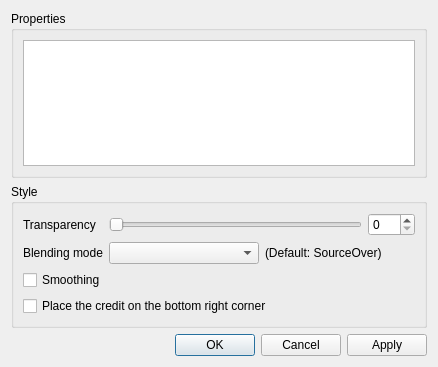
Qt form propertiesdialog.ui (minorua/TileLayerPlugin) before a commit.
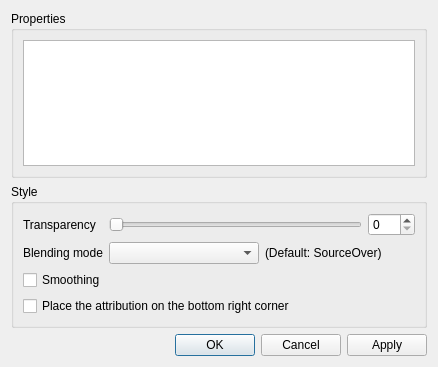
The same form after that commit.

Commit message: replace credit with attribution

```diff
--- a/propertiesdialog.ui
+++ b/propertiesdialog.ui
@@ -107,7 +107,7 @@
         <item>
          <widget class="QCheckBox" name="checkBox_CreditVisibility">
           <property name="text">
-           <string>Place the credit on the bottom right corner</string>
+           <string>Place the attribution on the bottom right corner</string>
           </property>
          </widget>
         </item>
```
Left out of the diff: 2 changed lines with no effect on the pictures. The commit also changes 9 other files.
